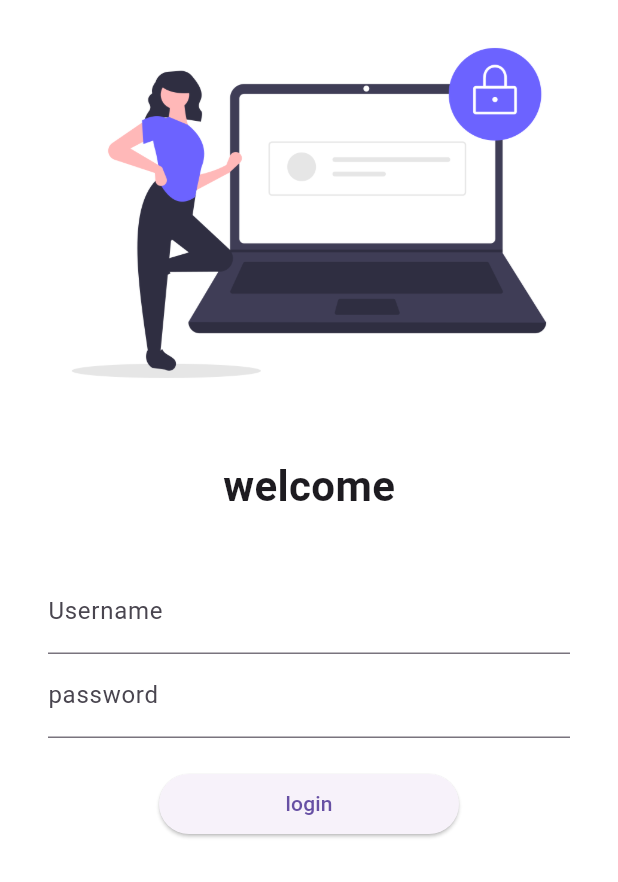
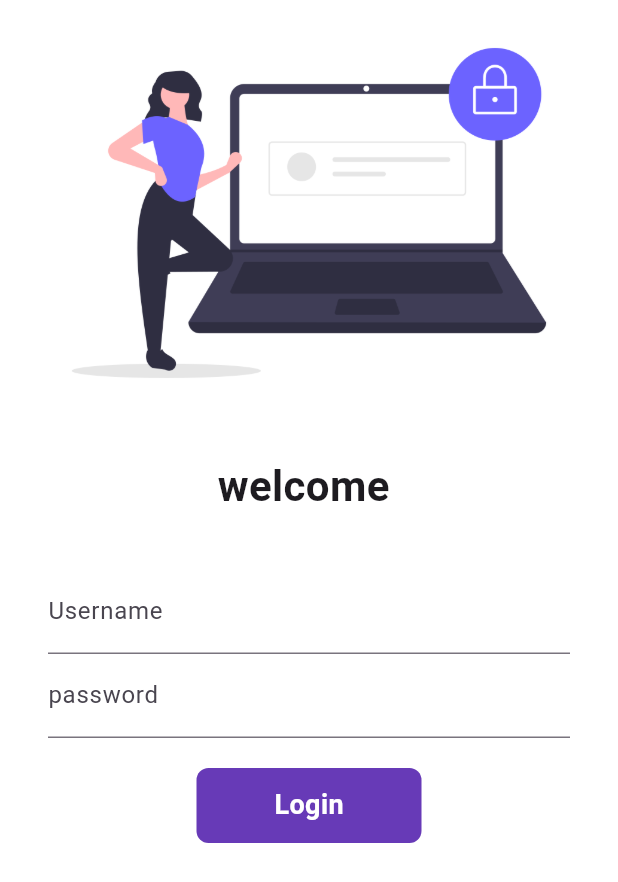
Before and after one commit to abhinavreddi/flutter, a Flutter app: the screen it shows after launch, on a phone screen of 412 x 824 dp. Shown: the top 882 px of the screen. Run offline on Flutter 3.47's test engine with Material 3 defaults, Android fonts, the phone set to English and light mode, and no system bars.

Commit message:
day6 completed

```diff
--- a/lib/Pages/login_page.dart
+++ b/lib/Pages/login_page.dart
@@ -4,9 +4,16 @@ import 'package:flutter/material.dart';
 
 import '../utils/routes.dart';
 
-class LoginPage extends StatelessWidget {
+class LoginPage extends StatefulWidget {
   const LoginPage({super.key});
 
+  @override
+  State<LoginPage> createState() => _LoginPageState();
+}
+
+class _LoginPageState extends State<LoginPage> {
+  String name = "";
+  bool chanegButton = false;
   @override
   Widget build(BuildContext context) {
     return Material(
@@ -22,7 +29,7 @@ class LoginPage extends StatelessWidget {
               height: 20.0,
             ),
             Text(
-              "welcome",
+              "welcome $name",
               style: TextStyle(
                 fontSize: 28,
                 fontWeight: FontWeight.bold,
@@ -41,6 +48,10 @@ class LoginPage extends StatelessWidget {
                       hintText: "Enter Username",
                       labelText: "Username",
                     ),
+                    onChanged: (value) {
+                      name = value;
+                      setState(() {});
+                    },
                   ),
                   TextFormField(
                     obscureText: true,
@@ -52,13 +63,47 @@ class LoginPage extends StatelessWidget {
                   SizedBox(
                     height: 20.0,
                   ),
-                  ElevatedButton(
-                    child: Text("login"),
-                    style: TextButton.styleFrom(minimumSize: Size(200, 40)),
-                    onPressed: () {
+                  InkWell(
+                    onTap: () async {
+                      setState(() {
+                        chanegButton = true;
+                      });
+
+                      await Future.delayed(Duration(seconds: 1));
                       Navigator.pushNamed(context, MyRoutes.homeRoute);
                     },
+                    child: AnimatedContainer(
+                      duration: Duration(seconds: 1),
+                      width: chanegButton ? 50 : 150,
+                      height: 50,
+                      alignment: Alignment.center,
+                      child: chanegButton
+                          ? Icon(
+                              Icons.done,
+                              color: Colors.white,
+                            )
+                          : Text(
+                              "Login",
+                              style: TextStyle(
+                                  color: Colors.white,
+                                  fontWeight: FontWeight.bold,
+                                  fontSize: 18),
+                            ),
+                      decoration: BoxDecoration(
+                          color: Colors.deepPurple,
+                          // shape:
+                          //     chanegButton ? BoxShape.circle : BoxShape.rectangle,
+                          borderRadius:
+                              BorderRadius.circular(chanegButton ? 50 : 8)),
+                    ),
                   )
+                  // ElevatedButton(
+                  //   child: Text("login"),
+                  //   style: TextButton.styleFrom(minimumSize: Size(200, 40)),
+                  //   onPressed: () {
+                  //     Navigator.pushNamed(context, MyRoutes.homeRoute);
+                  //   },
+                  // )
                 ],
               ),
             )
```
